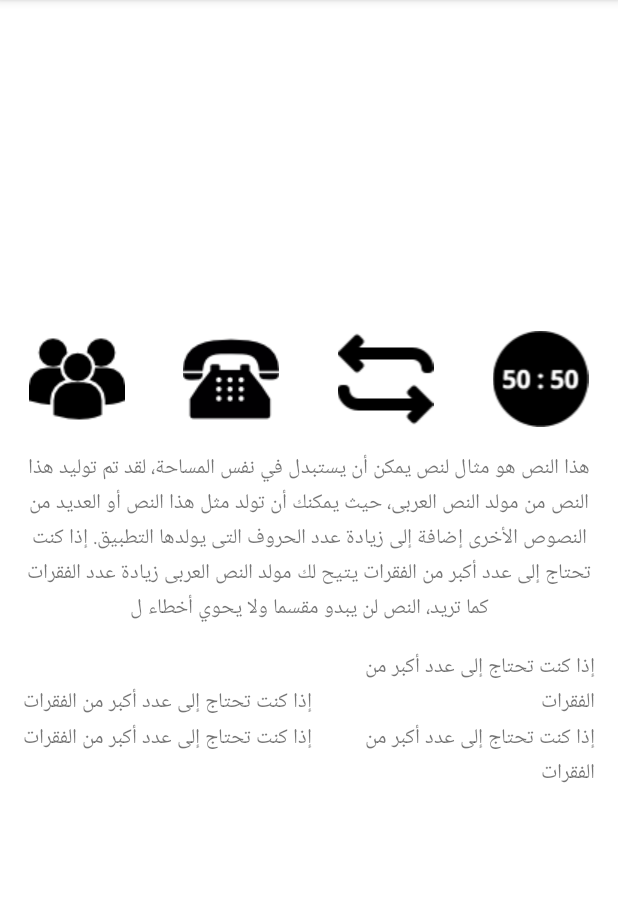
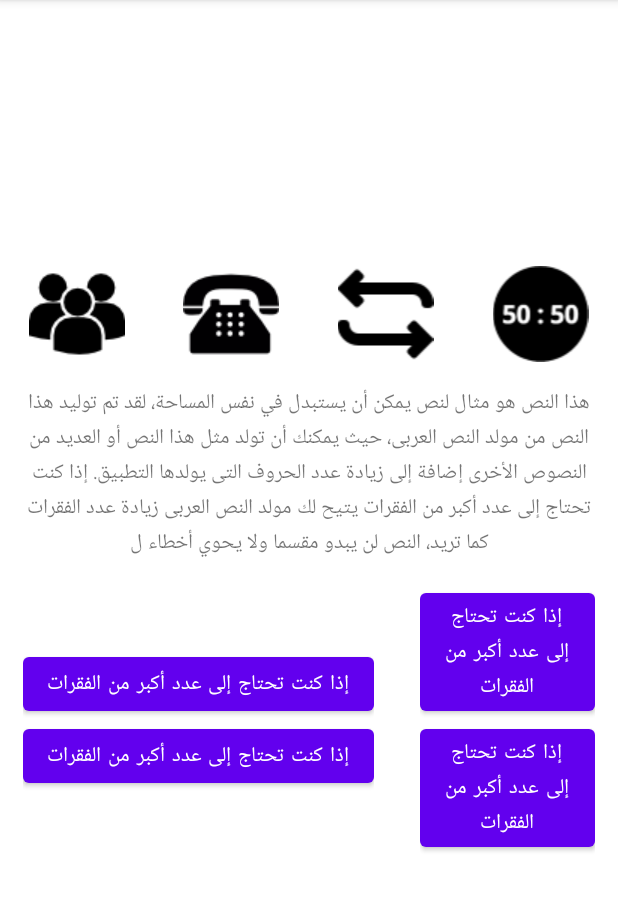
Before and after one commit to tamer017/molloonaire, an Android app: the Game screen opened directly, with no data from a screen before it, on a phone screen of 412 x 824 dp, the part 84-995 px from its top. Run offline under Robolectric (Android 15) with nearby library versions, the phone set to English and light mode, and no system bars; our stand-ins replace AdMob.

Commit message:
first version

```diff
--- a/app/src/main/res/layout/activity_game.xml
+++ b/app/src/main/res/layout/activity_game.xml
@@ -74,14 +74,14 @@
                 android:layout_height="wrap_content"
                 android:orientation="vertical">
 
-                <TextView
+                <Button
                     android:text="@string/option_text"
                     android:layout_weight="1"
                     android:layout_width="wrap_content"
                     android:layout_height="match_parent"
                     android:id="@+id/option1"/>
 
-                <TextView
+                <Button
                     android:layout_weight="1"
                     android:text="@string/option_text"
                     android:layout_width="wrap_content"
@@ -95,7 +95,7 @@
                 android:layout_height="wrap_content"
                 android:orientation="vertical">
 
-                <TextView
+                <Button
                     android:layout_weight="1"
                     android:text="@string/option_text"
                     android:layout_width="wrap_content"
@@ -103,7 +103,7 @@
                     android:id="@+id/option3"/>
 
 
-                <TextView
+                <Button
                     android:layout_weight="1"
                     android:text="@string/option_text"
                     android:layout_width="wrap_content"
```
